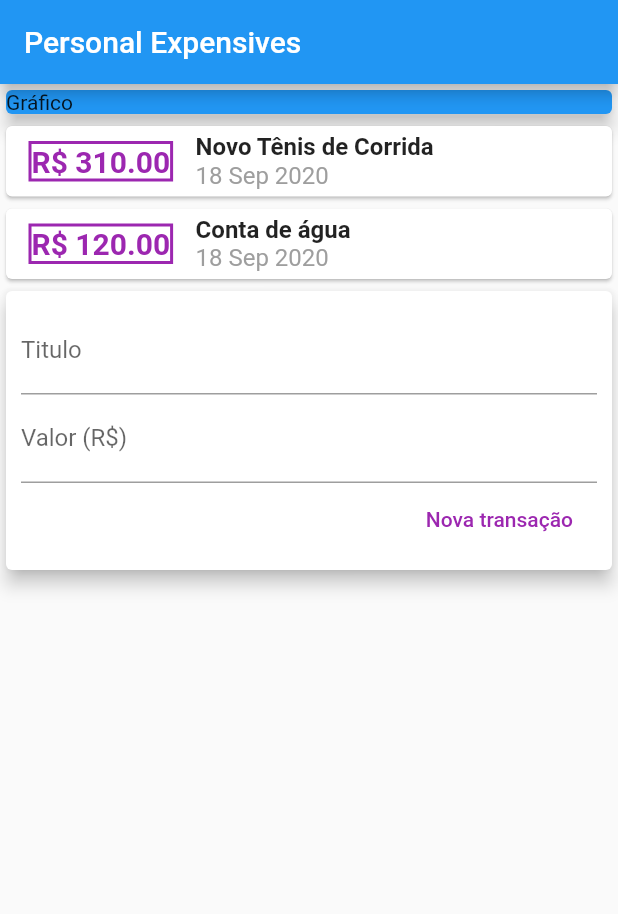
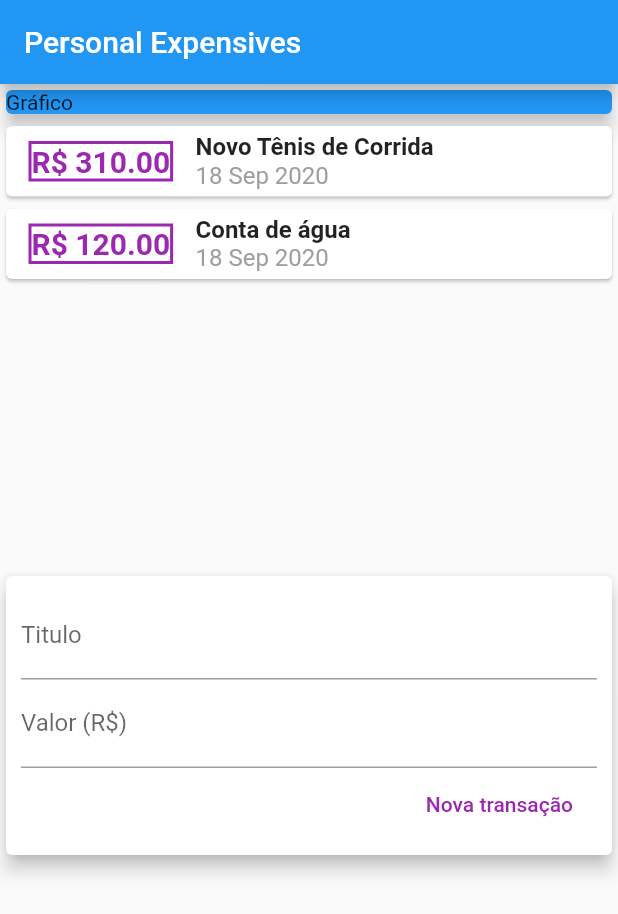
Before and after one commit to Beckhauser/-PersonalExpensesApp, a Flutter app: the screen it shows after launch, on a phone screen of 412 x 824 dp. Shown: the top 914 px of the screen. Run offline on Flutter 3.47's test engine with Material 2 defaults, Android fonts, the phone set to English and light mode, and no system bars.

Commit message:
Add ListView

```diff
--- a/lib/components/transaction_list.dart
+++ b/lib/components/transaction_list.dart
@@ -9,7 +9,9 @@ class TransactionList extends StatelessWidget {
 
   @override
   Widget build(BuildContext context) {
-    return Column(
+    return Container(
+      height: 300,
+      child: ListView(
         children: transactions
             .map((tr) => Card(
                   child: Row(
@@ -57,6 +59,7 @@ class TransactionList extends StatelessWidget {
                   ),
                 ))
             .toList(),
+      ),
     );
   }
 }
```
Lines whose indentation alone changed are shown as unchanged.
